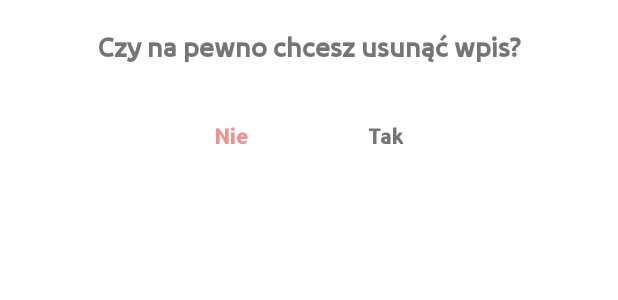
After one commit to nebraszka/SelfAID_Kotlin, an Android app: the layout dialog_delete.xml on its own in the app's theme, with its tools: preview values and no code run, on a phone screen of 412 x 824 dp. The commit adds this screen. Shown: the top 300 px of the screen. Run offline under Robolectric (Android 15) with nearby library versions, the phone set to English and light mode, and no system bars.

Commit message:
First commit
nothing changed

```diff
--- a/app/src/main/java/pl/nebraszka/selfaid/SelfAIDDatabase.kt
+++ b/app/src/main/java/pl/nebraszka/selfaid/SelfAIDDatabase.kt
@@ -16,7 +16,7 @@ import pl.nebraszka.selfaid.entities.*
         EJEntry::class,
         EntryPage::class,
         EJRespond::class
-    ], version = 13, exportSchema = false // TODO: Do zmiany potem
+    ], version = 15, exportSchema = false // TODO: Do zmiany potem
 )
 abstract class SelfAIDDatabase : RoomDatabase() {
     abstract fun emotionDao(): EmotionDao
--- a/app/src/main/java/pl/nebraszka/selfaid/adapters/entries_list/EntryViewHolder.kt
+++ b/app/src/main/java/pl/nebraszka/selfaid/adapters/entries_list/EntryViewHolder.kt
@@ -16,6 +16,7 @@ import pl.nebraszka.selfaid.R
 import pl.nebraszka.selfaid.SelfAIDDatabase
 import pl.nebraszka.selfaid.emotions_journal.activities.EJSavedEntry
 import pl.nebraszka.selfaid.entities.EJEntry
+import pl.nebraszka.selfaid.tools.DeleteEntryPickerHandler
 import pl.nebraszka.selfaid.tools.date.DateEditor
 import pl.nebraszka.selfaid.view_models.EJMenuViewModel
 
@@ -67,7 +68,7 @@ class EntryViewHolder(itemView: View, private val context: Context) :
 
     fun setUpDeleteClickListener(viewModel: EJMenuViewModel){
         itemView.btnDeleteEntry.setOnClickListener {
-            viewModel.deleteByEntryId(itemView.id)
+            DeleteEntryPickerHandler.deleteEntry(context, viewModel, itemView.id)
         }
     }
 }
--- a/app/src/main/java/pl/nebraszka/selfaid/dao/EJExerciseDao.kt
+++ b/app/src/main/java/pl/nebraszka/selfaid/dao/EJExerciseDao.kt
@@ -7,6 +7,6 @@ import pl.nebraszka.selfaid.entities.EJExercise
 
 @Dao
 interface EJExerciseDao {
-    @Query("SELECT * FROM TB_EJ_Exercises ORDER BY exercise_type ")
+    @Query("SELECT * FROM TB_EJ_Exercises")
     fun getAllExercises(): Flow<List<EJExercise>>
 }
--- a/app/src/main/java/pl/nebraszka/selfaid/emotions_journal/activities/EJEmotionDescription.kt
+++ b/app/src/main/java/pl/nebraszka/selfaid/emotions_journal/activities/EJEmotionDescription.kt
@@ -4,6 +4,7 @@ import android.os.Bundle
 import androidx.appcompat.app.AppCompatActivity
 import kotlinx.android.synthetic.main.emotion_description.*
 import pl.nebraszka.selfaid.R
+import pl.nebraszka.selfaid.tools.ViewVisibilityManager
 
 // TODO: może zrobić z tego fragment?
 class EJEmotionDescription : AppCompatActivity() {
--- a/app/src/main/java/pl/nebraszka/selfaid/tools/date/DateEditor.kt
+++ b/app/src/main/java/pl/nebraszka/selfaid/tools/date/DateEditor.kt
@@ -4,7 +4,8 @@ class DateEditor {
 
     companion object {
         fun reverseDate(date: String): String {
-            return if (date[3] == '/') {
+            return if(date.length == 14) {
+                if (date[3] == '/') {
                     (date.substring(10, 14) + " / "
                             + date.substring(5, 7) + " / "
                             + date.substring(0, 2))
@@ -12,6 +13,9 @@ class DateEditor {
                     (date.substring(12, 14) + " / "
                             + date.substring(7, 9) + " / "
                             + date.substring(0, 4))
+                }
+            } else{
+                date
             }
         }
 
--- /dev/null
+++ b/app/src/main/res/layout/dialog_delete.xml
@@ -0,0 +1,52 @@
+<?xml version="1.0" encoding="utf-8"?>
+<LinearLayout xmlns:android="http://schemas.android.com/apk/res/android"
+    xmlns:tools="http://schemas.android.com/tools"
+    android:layout_width="match_parent"
+    android:layout_height="wrap_content"
+    android:orientation="vertical"
+    android:padding="20dp">
+
+    <TextView
+        android:layout_width="wrap_content"
+        android:layout_height="wrap_content"
+        android:fontFamily="@font/ubuntu_medium"
+        android:text="@string/Delete_Dialog_Question"
+        android:textSize="18sp"
+        android:textStyle="bold"
+        android:layout_gravity="center"/>
+
+    <LinearLayout
+        android:layout_width="match_parent"
+        android:layout_height="wrap_content"
+        android:layout_marginTop="20dp"
+        android:gravity="center"
+        android:orientation="horizontal">
+
+        <TextView
+            android:id="@+id/tvDeleteCancel"
+            android:layout_width="wrap_content"
+            android:layout_height="match_parent"
+            android:fontFamily="@font/ubuntu_medium"
+            android:gravity="center"
+            android:padding="20dp"
+            android:text="@string/Delete_Dialog_Cancel"
+            android:textColor="@color/said_pink_dark"
+            android:textStyle="bold"
+            android:layout_marginHorizontal="20dp"
+            />
+
+        <TextView
+            android:id="@+id/tvDeleteConfirm"
+            android:layout_width="wrap_content"
+            android:layout_height="match_parent"
+            android:fontFamily="@font/ubuntu_medium"
+            android:gravity="center"
+            android:inputType="textEmailAddress"
+            android:padding="20dp"
+            android:text="@string/Delete_Dialog_Confirm"
+            android:textStyle="bold"
+            tools:ignore="TextViewEdits"
+            android:layout_marginHorizontal="20dp"/>
+
+    </LinearLayout>
+</LinearLayout>
--- a/app/src/main/res/layout/main_menu.xml
+++ b/app/src/main/res/layout/main_menu.xml
@@ -13,9 +13,9 @@
         android:id="@+id/imgSelfAidText"
         android:layout_width="match_parent"
         android:layout_height="0dp"
-        android:scaleType="fitCenter"
         android:layout_weight="7"
         android:contentDescription="@null"
+        android:scaleType="fitCenter"
 
         app:srcCompat="@drawable/selfaid1" />
 
--- a/app/src/main/res/values/strings.xml
+++ b/app/src/main/res/values/strings.xml
@@ -47,6 +47,11 @@
     <string name="Date_Dialog_Choose_Date">Wybierz datę</string>
     <string name="EJ_List_Entry_Name">Data\nTytuł</string>
 
+    <!-- Delete dialog -->
+    <string name="Delete_Dialog_Question">Czy na pewno chcesz usunąć wpis?</string>
+    <string name="Delete_Dialog_Confirm">Tak</string>
+    <string name="Delete_Dialog_Cancel">Nie</string>
+
 
     <string name="EJ_SavedEntry_ChosenEmotion">Wybrana emocja:</string>
 
```
Also changed, not shown: app/src/main/java/pl/nebraszka/selfaid/tools/DeleteEntryPickerHandler.kt (added, +32 -0 lines), app/src/main/assets/database/selfaid.db. Lines whose indentation alone changed are shown as unchanged.
